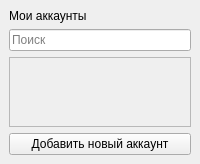
The window that otp_window.ui (olejatorqq/otp-mfa) describes before a commit, drawn with Qt 5.
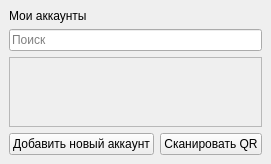
The same window after the commit.

```diff
--- a/otp_window.ui
+++ b/otp_window.ui
@@ -54,7 +54,10 @@
       </widget>
      </widget>
     </item>
-    <!-- Кнопка "Добавить" -->
+
+    <!-- Горизонтальный layout с кнопками "Добавить" и "Сканировать QR" -->
+    <item>
+     <layout class="QHBoxLayout" name="buttonLayout">
     <item>
      <widget class="QPushButton" name="addButton">
       <property name="text">
@@ -62,6 +65,16 @@
       </property>
      </widget>
     </item>
+      <item>
+       <widget class="QPushButton" name="scanQrButton">
+        <property name="text">
+         <string>Сканировать QR</string>
+        </property>
+       </widget>
+      </item>
+     </layout>
+    </item>
+
    </layout>
   </widget>
  </widget>
```
Left out of the diff: 7 changed lines with no effect on the pictures. Lines whose indentation alone changed are shown as unchanged.
